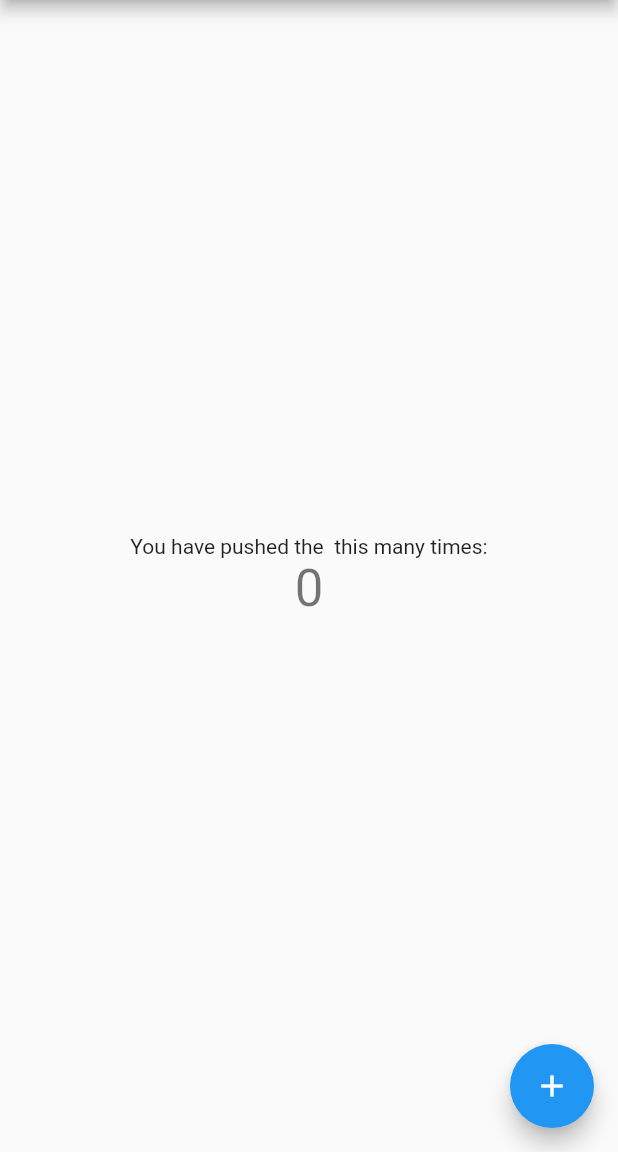
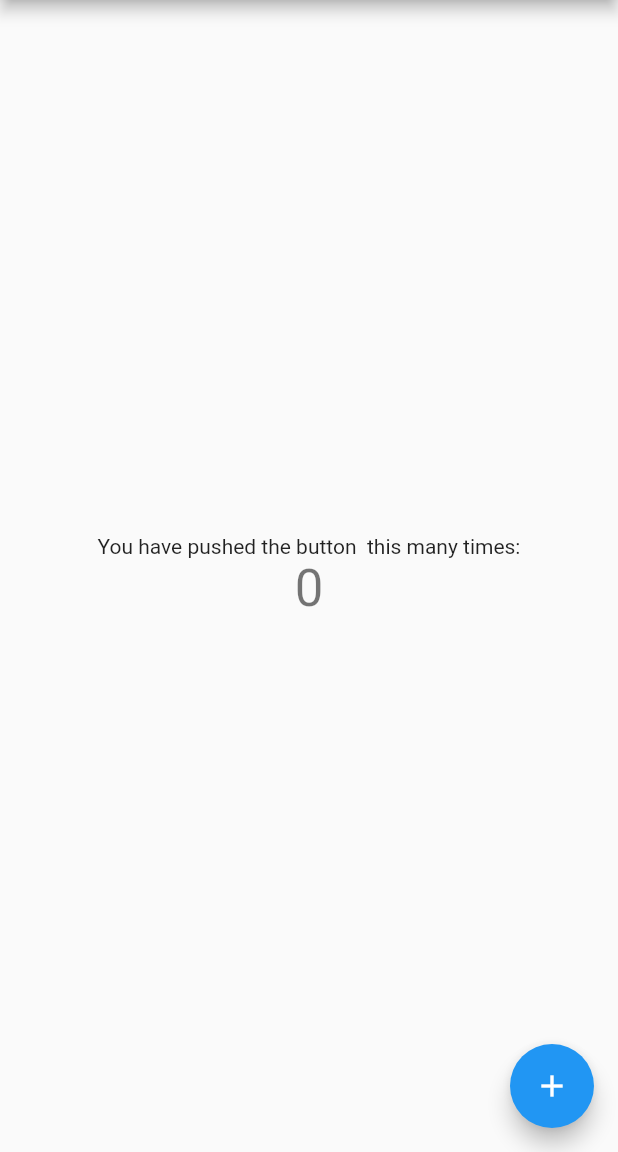
Before and after one commit to bapurao/helloworld, a Flutter app: the screen it shows after launch, on a phone screen of 412 x 824 dp, the part 84-1236 px from its top. Run offline on Flutter 3.47's test engine with Material 2 defaults, Android fonts, the phone set to English and light mode, and no system bars.

Commit message:
2nd commit

```diff
--- a/lib/main.dart
+++ b/lib/main.dart
@@ -96,7 +96,7 @@ class _MyHomePageState extends State<MyHomePage> {
           mainAxisAlignment: MainAxisAlignment.center,
           children: <Widget>[
             const Text(
-              'You have pushed the  this many times:',
+              'You have pushed the button  this many times:',
             ),
             Text(
               '$_counter',
```
